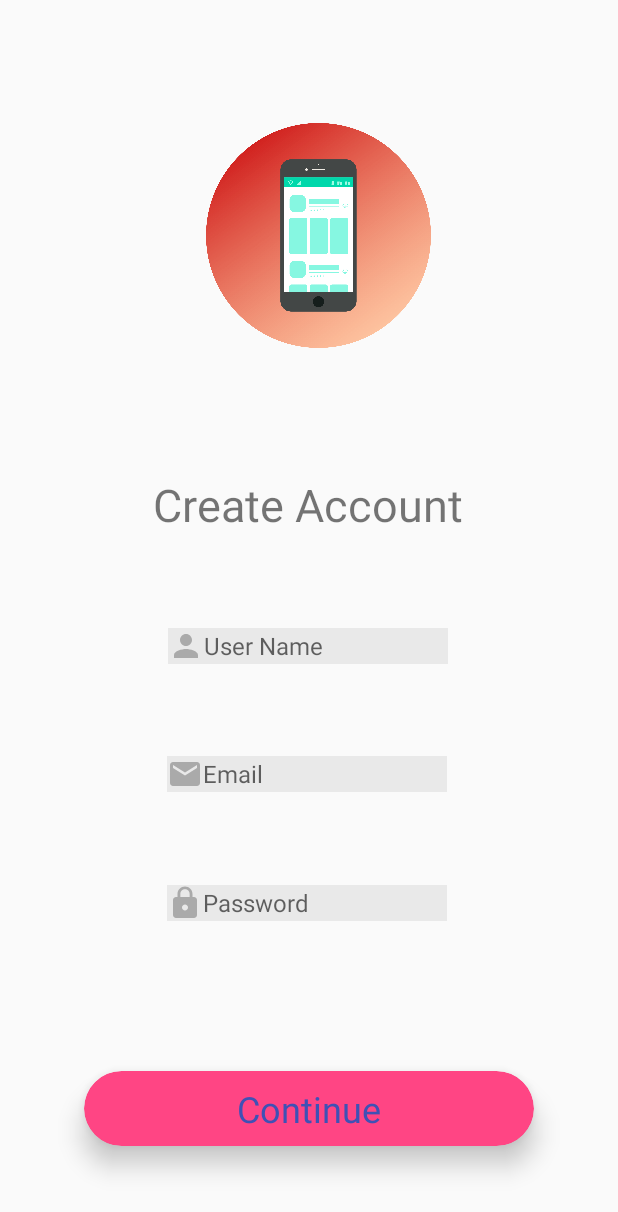
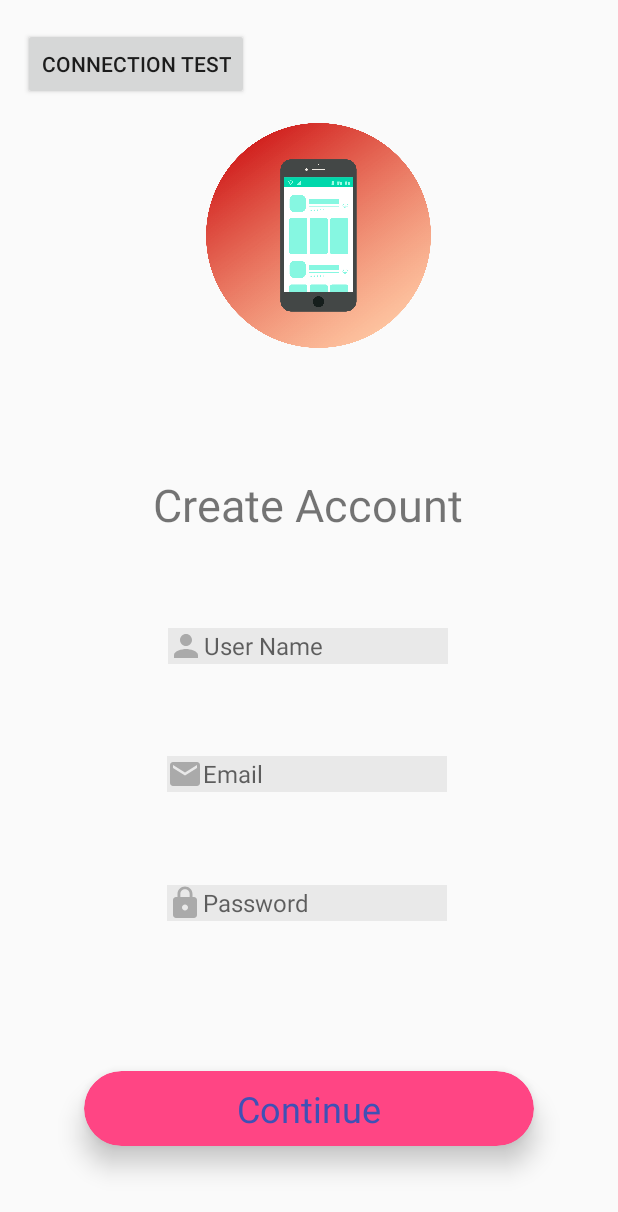
Before and after one commit to labs13-build-my-app/Android, an Android app: the CreateAccount screen opened directly, with no data from a screen before it, on a phone screen of 412 x 824 dp. Shown: the top 1212 px of the screen. Run offline under Robolectric (Android 15) with nearby library versions, the phone set to English and light mode, and no system bars.

Commit message:
testing connection

```diff
--- a/app/build.gradle
+++ b/app/build.gradle
@@ -28,4 +28,6 @@ dependencies {
     implementation 'com.android.support:cardview-v7:28.0.0'
     implementation 'com.android.support:design:28.0.0'
     implementation 'com.android.support:recyclerview-v7:28.0.0'
+    implementation 'com.squareup.retrofit2:retrofit:2.4.0'
+    implementation 'com.squareup.retrofit2:converter-gson:2.4.0'
 }
--- a/app/src/main/AndroidManifest.xml
+++ b/app/src/main/AndroidManifest.xml
@@ -9,7 +9,8 @@
         android:roundIcon="@mipmap/ic_launcher_round"
         android:supportsRtl="true"
         android:theme="@style/AppTheme">
-        <activity android:name=".MessageSeller"></activity>
+        <activity android:name=".TestConnection"></activity>
+        <activity android:name=".MessageSeller" />
         <activity android:name=".bio" />
         <activity android:name=".DevList" />
         <activity android:name=".SignUp.AddPhoto" />
--- a/app/src/main/java/com/buildmyapp/android/SignUp/CreateAccount.java
+++ b/app/src/main/java/com/buildmyapp/android/SignUp/CreateAccount.java
@@ -5,17 +5,21 @@ import android.os.Bundle;
 import android.support.v7.app.AppCompatActivity;
 import android.support.v7.widget.CardView;
 import android.view.View;
+import android.widget.Button;
 
 import com.buildmyapp.android.R;
+import com.buildmyapp.android.TestConnection;
 
 public class CreateAccount extends AppCompatActivity {
-
+    Button testBtn;
     CardView signUpContinue;
 
     @Override
     protected void onCreate(Bundle savedInstanceState) {
         super.onCreate(savedInstanceState);
         setContentView(R.layout.create_account);
+
+        testBtn = (Button) findViewById(R.id.button);
 
         signUpContinue = (CardView) findViewById(R.id.cardView_signup);
 
@@ -28,5 +32,14 @@ public class CreateAccount extends AppCompatActivity {
             }
         });
 
+        testBtn.setOnClickListener(new View.OnClickListener() {
+            @Override
+            public void onClick(View v) {
+
+                Intent toTestConnection = new Intent(CreateAccount.this, TestConnection.class);
+                startActivity(toTestConnection);
+            }
+        });
+
     }
 }
--- a/app/src/main/res/layout/create_account.xml
+++ b/app/src/main/res/layout/create_account.xml
@@ -174,5 +174,17 @@
         android:orientation="vertical"
         app:layout_constraintGuide_end="20dp" />
 
+    <Button
+        android:id="@+id/button"
+        android:layout_width="wrap_content"
+        android:layout_height="wrap_content"
+        android:layout_marginStart="15dp"
+        android:layout_marginEnd="246dp"
+        android:layout_marginBottom="15dp"
+        android:text="Connection Test"
+        app:layout_constraintBottom_toTopOf="@+id/imageView_logo"
+        app:layout_constraintEnd_toEndOf="parent"
+        app:layout_constraintStart_toStartOf="parent" />
+
 
 </android.support.constraint.ConstraintLayout>
```
Also changed, not shown: app/src/main/java/com/buildmyapp/android/JsonTestApi.java (added, +14 -0 lines), app/src/main/java/com/buildmyapp/android/Network/UserDao.java (+4 -4 lines), app/src/main/java/com/buildmyapp/android/TestConnection.java (added, +65 -0 lines), app/src/main/java/com/buildmyapp/android/model/Users.java (+14 -1 lines), app/src/main/res/layout/activity_test_connection.xml (added, +32 -0 lines).
